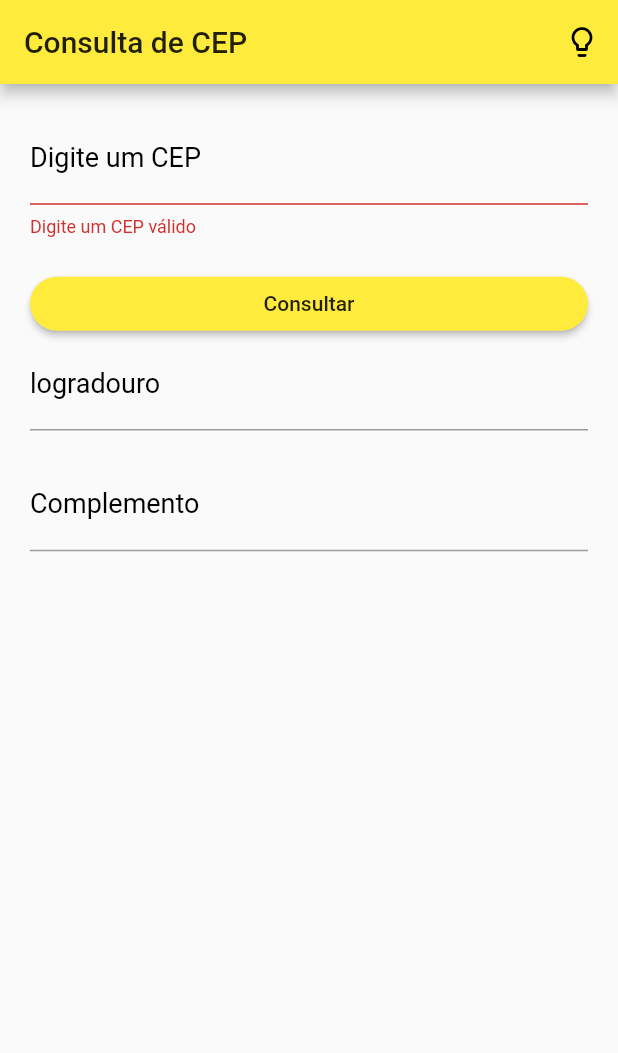
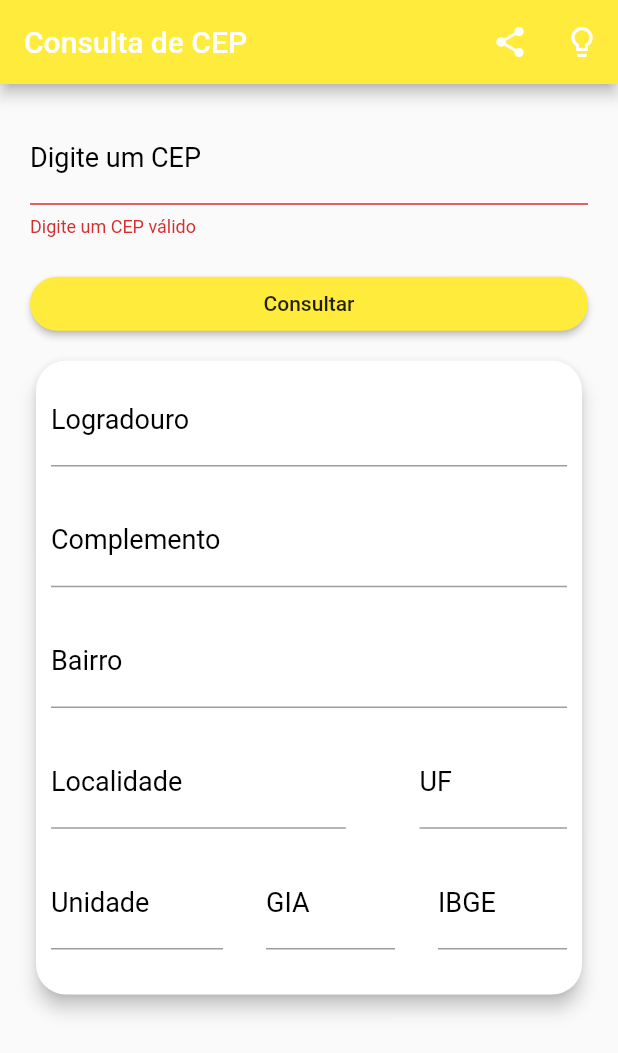
Before and after one commit to viniciusburza/UNISAL, a Flutter app: the screen it shows after launch, after a tap on "Consultar", on a phone screen of 412 x 824 dp. Shown: the top 1053 px of the screen. Run offline on Flutter 3.47's test engine with Material 2 defaults, Android fonts, the phone set to English and light mode, and no system bars; our stand-ins replace dynamic_theme, flushbar, flutter_slidable, image_picker, percent_indicator, share and 2 more; missing offline and left inert: screen; accounts and stored records are empty.

Commit message:
Desafios App Consulta de CEP

```diff
--- a/consulta_de_cep/lib/main.dart
+++ b/consulta_de_cep/lib/main.dart
@@ -5,8 +5,5 @@ void main() {
   runApp(MaterialApp(
     debugShowCheckedModeBanner: false,
     home: HomePage(),
-    theme: ThemeData(
-        primarySwatch: Colors.yellow,
-        textTheme: TextTheme(title: TextStyle(color: Colors.black))),
   ));
 }
--- a/consulta_de_cep/lib/views/home_page.dart
+++ b/consulta_de_cep/lib/views/home_page.dart
@@ -2,6 +2,7 @@ import 'package:consulta_de_cep/services/via_cep.dart';
 import 'package:dynamic_theme/dynamic_theme.dart';
 import 'package:flutter/material.dart';
 import 'package:consulta_de_cep/models/result_cep.dart';
+import 'package:share/share.dart';
 
 class HomePage extends StatefulWidget {
   @override
@@ -23,7 +24,10 @@ class _HomePageState extends State<HomePage> {
   TextEditingController _giaController = TextEditingController();
 
   void _changeTheme() {
-    DynamicTheme.of(context).setBrightness(Theme.of(context).brightness == Brightness.dark? Brightness.light: Brightness.dark);
+    DynamicTheme.of(context).setBrightness(
+        Theme.of(context).brightness == Brightness.dark
+            ? Brightness.light
+            : Brightness.dark);
   }
 
   @override
@@ -34,9 +38,16 @@ class _HomePageState extends State<HomePage> {
         backgroundColor: Colors.yellow,
         actions: <Widget>[
           IconButton(
+              icon: Icon(Icons.share),
+              onPressed: () {
+                if (result.cep != null && _keyForm.currentState.validate()) {
+                  Share.share(result.cep);
+                }
+              }),
+          IconButton(
             icon: Icon(Icons.lightbulb_outline),
             onPressed: _changeTheme,
-          )
+          ),
         ],
       ),
       body: SingleChildScrollView(
@@ -54,8 +65,70 @@ class _HomePageState extends State<HomePage> {
         children: <Widget>[
           _buildTextFormField(),
           _buildRaisedButton(),
-          _buildAnswerTextFormField("logradouro", _logradouroController),
-          _buildAnswerTextFormField("Complemento", _complementoController),
+          Padding(
+            padding: const EdgeInsets.only(top: 10.0),
+            child: Card(
+              shape: RoundedRectangleBorder(
+                  borderRadius: BorderRadius.circular(20.0)),
+              elevation: 5,
+              child: Container(
+                margin: const EdgeInsets.all(10.0),
+                child: Column(
+                  children: <Widget>[
+                    _buildAnswerTextFormField(
+                        "Logradouro", _logradouroController),
+                    _buildAnswerTextFormField(
+                        "Complemento", _complementoController),
+                    _buildAnswerTextFormField("Bairro", _bairroController),
+                    Row(
+                      children: <Widget>[
+                        Flexible(
+                          flex: 4,
+                          child: _buildAnswerTextFormField(
+                              "Localidade", _localidadeController),
+                        ),
+                        Flexible(
+                          flex: 1,
+                          child: Container(),
+                        ),
+                        Flexible(
+                          flex: 2,
+                          child: _buildAnswerTextFormField("UF", _ufController),
+                        ),
+                      ],
+                    ),
+                    Row(
+                      children: <Widget>[
+                        Flexible(
+                          flex: 4,
+                          child: _buildAnswerTextFormField(
+                              "Unidade", _unidadeController),
+                        ),
+                        Flexible(
+                          flex: 1,
+                          child: Container(),
+                        ),
+                        Flexible(
+                          flex: 3,
+                          child:
+                              _buildAnswerTextFormField("GIA", _giaController),
+                        ),
+                        Flexible(
+                          flex: 1,
+                          child: Container(),
+                        ),
+                        Flexible(
+                          flex: 3,
+                          child: _buildAnswerTextFormField(
+                              "IBGE", _ibgeController),
+                        )
+                      ],
+                    ),
+                  ],
+                ),
+              ),
+            ),
+          ),
         ],
       ),
     );
@@ -76,6 +149,13 @@ class _HomePageState extends State<HomePage> {
           result = await ViaCep.fetchCep(cep: _cepController.text);
           setState(() {
             _logradouroController.text = result.logradouro.toString();
+            _complementoController.text = result.complemento.toString();
+            _bairroController.text = result.bairro.toString();
+            _localidadeController.text = result.localidade.toString();
+            _ufController.text = result.uf.toString();
+            _unidadeController.text = result.unidade.toString();
+            _ibgeController.text = result.ibge.toString();
+            _giaController.text = result.gia.toString();
           });
         }
         setState(() {
@@ -115,7 +195,7 @@ class _HomePageState extends State<HomePage> {
       String label, TextEditingController controller) {
     return Padding(
       padding: const EdgeInsets.only(bottom: 20.0),
-      child: TextFormField(
+      child: TextField(
         controller: controller,
         decoration: InputDecoration(
           labelText: label,
--- a/consulta_de_cep/pubspec.yaml
+++ b/consulta_de_cep/pubspec.yaml
@@ -25,6 +25,7 @@ dependencies:
   # Use with the CupertinoIcons class for iOS style icons.
   cupertino_icons: ^0.1.2
   dynamic_theme: ^1.0.0
+  share: ^0.6.2+1
 
 dev_dependencies:
   flutter_test:
```
Also changed, not shown: consulta_de_cep/pubspec.lock.
